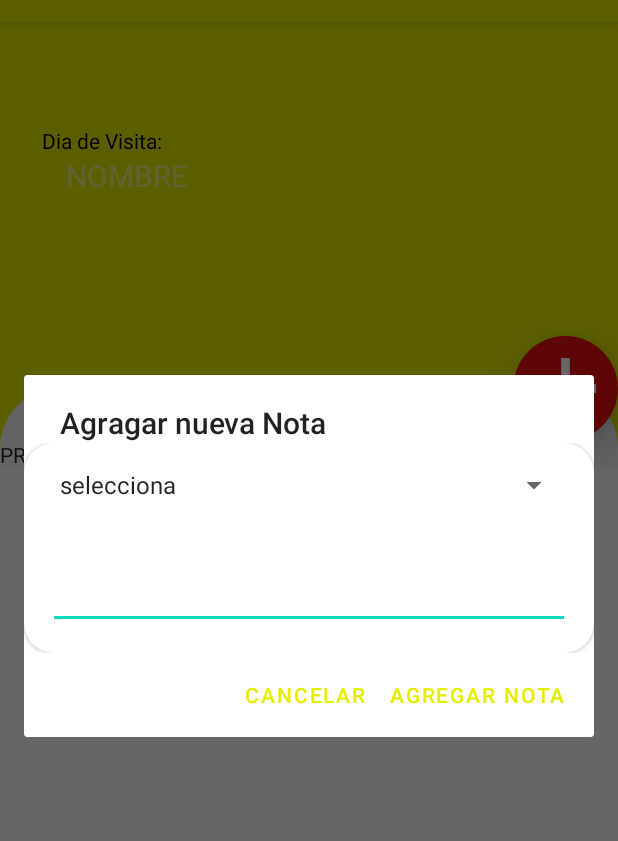
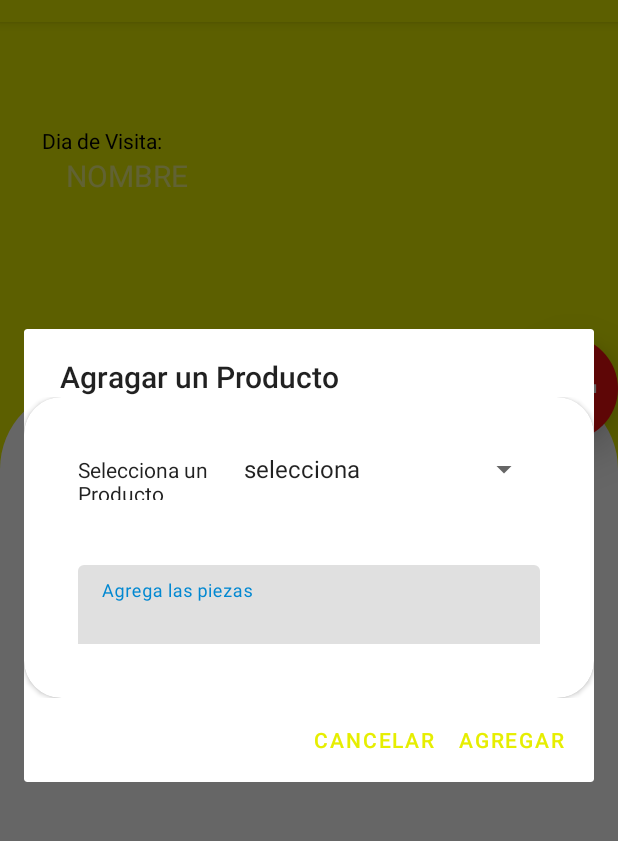
Before and after one commit to chimiri-we/AppTrabajo, an Android app: the DetalleCliente screen opened directly, with no data from a screen before it, after a tap on an icon or button, on a phone screen of 412 x 824 dp, the part 62-903 px from its top. Run offline under Robolectric (Android 15) with nearby library versions, the phone set to English and light mode, and no system bars; 2 statements that could not run were skipped.

Commit message:
Funcion de borrar un pedido

```diff
--- a/app/src/main/java/com/example/apptrabajo/DetalleClienteFragment.java
+++ b/app/src/main/java/com/example/apptrabajo/DetalleClienteFragment.java
@@ -1,5 +1,6 @@
 package com.example.apptrabajo;
 
+import android.app.Activity;
 import android.os.Bundle;
 
 import androidx.appcompat.app.AlertDialog;
@@ -30,6 +31,7 @@ public class DetalleClienteFragment extends Fragment {
         Spinner spinnerPro;
     ArrayList<Productos> listaProducto;
     ArrayList<String> datosProducto;
+    int id = 0;
 
     @Override
     public View onCreateView(LayoutInflater inflater, ViewGroup container,
@@ -51,7 +53,7 @@ public class DetalleClienteFragment extends Fragment {
         }
         else {
             detalleVentaView.setVisibility(View.GONE);
-            Toast.makeText(getContext(), "No hay ningún contacto en la base de datos. Empiece a agregar ahora", Toast.LENGTH_LONG).show();
+            Toast.makeText(getContext(), "No hay ningún articulo guardado para este cliente", Toast.LENGTH_LONG).show();
         }
     /*    Button btnAdd = view.findViewById(R.id.btnAdd);
         btnAdd.setOnClickListener(new View.OnClickListener() {
@@ -230,4 +232,9 @@ public class DetalleClienteFragment extends Fragment {
         builder.show();
         onStart();
     }
+
+    public void deletProducto() {
+        bdLocal.deleteContact(listaProducto.size());
+
+    }
 }
--- a/app/src/main/java/com/example/apptrabajo/datos/BaseDatosApp.java
+++ b/app/src/main/java/com/example/apptrabajo/datos/BaseDatosApp.java
@@ -1,10 +1,12 @@
 package com.example.apptrabajo.datos;
 
+import android.app.Activity;
 import android.content.ContentValues;
 import android.content.Context;
 import android.database.Cursor;
 import android.database.sqlite.SQLiteDatabase;
 import android.database.sqlite.SQLiteOpenHelper;
+import android.widget.Toast;
 
 import com.example.apptrabajo.entidades.Clientes;
 import com.example.apptrabajo.entidades.DetalleVenta;
@@ -14,7 +16,7 @@ import java.util.ArrayList;
 
 public class BaseDatosApp extends SQLiteOpenHelper {
 
-    private static final int DATABASE_VERSION = 7;
+    private static final int DATABASE_VERSION = 8;
     private static final String DATABASE_NAME = "Trabajo";
     private static final String TABLE_CLIENTE = "Cliente";
     private static final String COLUMN_ID = "id";
@@ -217,7 +219,14 @@ public class BaseDatosApp extends SQLiteOpenHelper {
 
 
     }
+   public void deleteContact(int id_detalle) {
+        SQLiteDatabase db = this.getWritableDatabase();
+        if (id_detalle>0){
+            db.delete("DetalleVenta", "id_producto" + " = ?", new String[]{String.valueOf(0)});
+
+        }
+
+    }
 
 
-
-    }
+}
--- a/app/src/main/java/com/example/apptrabajo/ui/home/DetalleCliente.java
+++ b/app/src/main/java/com/example/apptrabajo/ui/home/DetalleCliente.java
@@ -1,5 +1,6 @@
 package com.example.apptrabajo.ui.home;
 
+import android.app.Activity;
 import android.content.ContentValues;
 import android.content.Context;
 import android.database.Cursor;
@@ -35,9 +36,11 @@ import com.google.android.material.floatingactionbutton.FloatingActionButton;
 
 import java.util.ArrayList;
 import java.util.Objects;
+import java.util.concurrent.LinkedTransferQueue;
 
 public class DetalleCliente extends AppCompatActivity {
 
+    private static final String TABLE_DETALLE_VENTA = "DetalleVenta";
 
     private static final String COLUMN_ID_VENTA = "id_venta";
     private static final String COLUMN_ID_PRODUCTO = "id_producto";
@@ -46,6 +49,7 @@ public class DetalleCliente extends AppCompatActivity {
     ArrayList<String> strinsProducto;
     private Context context;
     Productos productos;
+    DetalleVenta dtv;
     Clientes clientes;
     Venta venta;
     int id = 0;
@@ -172,10 +176,10 @@ public class DetalleCliente extends AppCompatActivity {
         });
 
         AlertDialog.Builder builder = new AlertDialog.Builder(this);
-        builder.setTitle("Agragar nueva Nota");
+        builder.setTitle("Agragar un Producto");
         builder.setView(subView);
         builder.create();
-        builder.setPositiveButton("Agregar Nota", (dialog, which) -> {
+        builder.setPositiveButton("Agregar", (dialog, which) -> {
 
             final String nombrePro = nameField.getText().toString();
             final String precio = noField.getText().toString();
@@ -250,11 +254,17 @@ public class DetalleCliente extends AppCompatActivity {
                 showEditScreen();
                 break;
             case R.id.action_delete:
-              //  new Deletelistapedido().execute();
-                break;
+
+                bdLocal.deleteContact(id);
+                Toast.makeText(this, "Se ha eliminado, actualiza la vista", Toast.LENGTH_LONG).show();
+
+
+        break;
         }
         return super.onOptionsItemSelected(item);
     }
+
+
 
     private void showEditScreen() {
 
--- a/app/src/main/res/drawable/login_shape_bk.xml
+++ b/app/src/main/res/drawable/login_shape_bk.xml
@@ -3,11 +3,11 @@
     <corners
         android:bottomLeftRadius="0dp"
         android:bottomRightRadius="0dp"
-        android:topLeftRadius="40dp"
-        android:topRightRadius="40dp"
+        android:topLeftRadius="60dp"
+        android:topRightRadius="60dp"
         />
     <solid
-        android:color="#F6FAFA"
+        android:color="@color/white"
         />
     <size
         android:width="182dp"
--- a/app/src/main/res/layout-v21/fragment_detalle_cliente.xml
+++ b/app/src/main/res/layout-v21/fragment_detalle_cliente.xml
@@ -3,7 +3,6 @@
     xmlns:tools="http://schemas.android.com/tools"
     android:layout_width="match_parent"
     android:layout_height="match_parent"
-    android:background="?android:attr/colorEdgeEffect"
     android:orientation="vertical"
     tools:context=".DetalleClienteFragment">
 
@@ -11,6 +10,7 @@
     <LinearLayout
         android:layout_width="match_parent"
         android:layout_height="wrap_content"
+        android:background="@color/purple_500"
         android:orientation="vertical">
 
         <LinearLayout
@@ -25,7 +25,7 @@
                 android:layout_width="wrap_content"
                 android:layout_height="wrap_content"
                 android:layout_weight="1"
-                android:gravity="bottom"
+                android:gravity="bottom|right"
                 android:text="PRODUCTO" />
 
             <TextView
@@ -33,7 +33,7 @@
                 android:layout_width="wrap_content"
                 android:layout_height="wrap_content"
                 android:layout_weight="1"
-                android:gravity="center"
+                android:gravity="center|right"
                 android:text="PRECIO" />
 
             <TextView
@@ -41,7 +41,7 @@
                 android:layout_width="wrap_content"
                 android:layout_height="wrap_content"
                 android:layout_weight="1"
-                android:gravity="center"
+                android:gravity="center|right"
                 android:text="CANTIDAD" />
 
             <TextView
--- a/app/src/main/res/layout/add_productos.xml
+++ b/app/src/main/res/layout/add_productos.xml
@@ -1,31 +1,49 @@
 <?xml version="1.0" encoding="utf-8"?>
-<androidx.cardview.widget.CardView
-    xmlns:android="http://schemas.android.com/apk/res/android"
+<androidx.cardview.widget.CardView xmlns:android="http://schemas.android.com/apk/res/android"
     xmlns:app="http://schemas.android.com/apk/res-auto"
     style="@style/loginCard"
-    android:layout_height="200dp"
+    android:layout_height="300dp"
     android:layout_gravity="center"
     android:layout_marginTop="@dimen/loginViewsMargin"
     android:layout_marginBottom="@dimen/loginViewsMargin"
-    android:background="@color/whiteCardColor"
+    android:background="#A6EDF40E"
     android:elevation="5dp"
-    app:cardCornerRadius="@dimen/loginCardRadius">
+    app:cardCornerRadius="25dp">
 
     <LinearLayout
         android:layout_width="match_parent"
         android:layout_height="match_parent"
         android:layout_margin="16dp"
-        android:orientation="vertical">
+        android:orientation="vertical"
+        android:padding="20dp"
+        android:visibility="visible"
+        android:weightSum="4">
 
-        <Spinner
-            android:id="@+id/spinnerPro"
+        <LinearLayout
             android:layout_width="match_parent"
-            android:layout_height="wrap_content" />
+            android:layout_height="wrap_content"
+            android:layout_weight="1"
+            android:orientation="horizontal">
+
+            <TextView
+                android:id="@+id/textView6"
+                android:layout_width="match_parent"
+                android:layout_height="wrap_content"
+                android:layout_weight="2"
+                android:text="Selecciona un Producto" />
+
+            <Spinner
+                android:id="@+id/spinnerPro"
+                android:layout_width="match_parent"
+                android:layout_height="wrap_content"
+                android:layout_weight="1" />
+        </LinearLayout>
 
         <TextView
             android:id="@+id/tvNombrePro"
             android:layout_width="match_parent"
             android:layout_height="wrap_content"
+            android:layout_weight="1"
             android:ems="20" />
 
 
@@ -33,12 +51,26 @@
             android:id="@+id/tvPrecio"
             android:layout_width="match_parent"
             android:layout_height="wrap_content"
+            android:layout_weight="1"
             android:ems="30" />
 
-        <EditText
-            android:id="@+id/tvCantidad"
-            android:layout_width="match_parent"
-            android:layout_height="wrap_content" />
+        <com.google.android.material.textfield.TextInputLayout
+            style="@style/parent2"
+            android:layout_marginTop="@dimen/signup_text_margin_top"
+            app:boxStrokeColor="#1C1A1A"
+            app:endIconTint="#163194"
+            app:hintTextColor="#0288D1">
+
+            <EditText
+                android:id="@+id/tvCantidad"
+                android:layout_width="match_parent"
+                android:layout_height="wrap_content"
+                android:hint="Agrega las piezas"
+                android:inputType="number"
+                android:maxLines="1" />
+        </com.google.android.material.textfield.TextInputLayout>
+
+
 
     </LinearLayout>
 </androidx.cardview.widget.CardView>
--- a/app/src/main/res/layout/app_bar_main.xml
+++ b/app/src/main/res/layout/app_bar_main.xml
@@ -14,15 +14,15 @@
         android:layout_marginTop="10dp"
         android:layout_marginEnd="10dp"
         android:layout_marginRight="10dp"
-        android:background="@color/loginBkColor"
-        android:theme="@style/Theme.AppTrabajo.AppBarOverlay">
+        android:visibility="visible"
+        tools:visibility="visible">
 
         <androidx.appcompat.widget.Toolbar
             android:id="@+id/toolbar"
             android:layout_width="match_parent"
             android:layout_height="?attr/actionBarSize"
 
-            android:background="@drawable/login_button_bk"
+            android:visibility="visible"
             app:popupTheme="@style/Theme.AppTrabajo.PopupOverlay" />
 
     </com.google.android.material.appbar.AppBarLayout>
--- a/app/src/main/res/layout/contact_list_layout.xml
+++ b/app/src/main/res/layout/contact_list_layout.xml
@@ -29,7 +29,7 @@
             android:layout_height="match_parent"
 
             android:layout_weight="1"
-            android:gravity="center_horizontal"
+            android:gravity="center"
             android:textSize="12sp"
             android:textStyle="bold" />
 
--- a/app/src/main/res/values/themes.xml
+++ b/app/src/main/res/values/themes.xml
@@ -53,6 +53,13 @@
         <item name="android:layout_width">match_parent</item>
         <item name="android:layout_height">wrap_content</item>
     </style>
+    <style name="parent2">
+        <item name="colorPrimary">#353533</item>
+        <item name="colorPrimaryVariant">@color/purple_700</item>
+        <item name="colorOnPrimary">@color/white</item>
+        <item name="android:layout_width">match_parent</item>
+        <item name="android:layout_height">wrap_content</item>
+    </style>
 
     <style name="loginParent" parent="parent">
         <item name="android:layout_height">match_parent</item>
@@ -60,7 +67,7 @@
         <item name="android:focusableInTouchMode">true</item>
     </style>
 
-    <style name="headerText" parent="parent">
+    <style name="headerText" parent="parent2">
         <item name="android:textSize">@dimen/headerTextSize</item>
         <item name="android:textAlignment" tools:targetApi="jelly_bean_mr1">center</item>
         <item name="android:textColor">@color/whiteTextColor</item>
@@ -78,7 +85,7 @@
         <item name="android:textColor">@color/black</item>
     </style>
 
-    <style name="modifiedEditText" parent="parent">
+    <style name="modifiedEditText" parent="parent2">
         <item name="android:textSize">@dimen/newsMoreTextSize</item>
         <item name="android:backgroundTint" tools:targetApi="lollipop">@color/purple_700</item>
     </style>
```
Also changed, not shown: app/src/main/java/com/example/apptrabajo/entidades/DetalleVenta.java (+14 -6 lines), app/src/main/res/layout/fragment_registro_cliente.xml (+7 -5 lines), app/src/main/res/values/strings.xml (+10 -1 lines).
